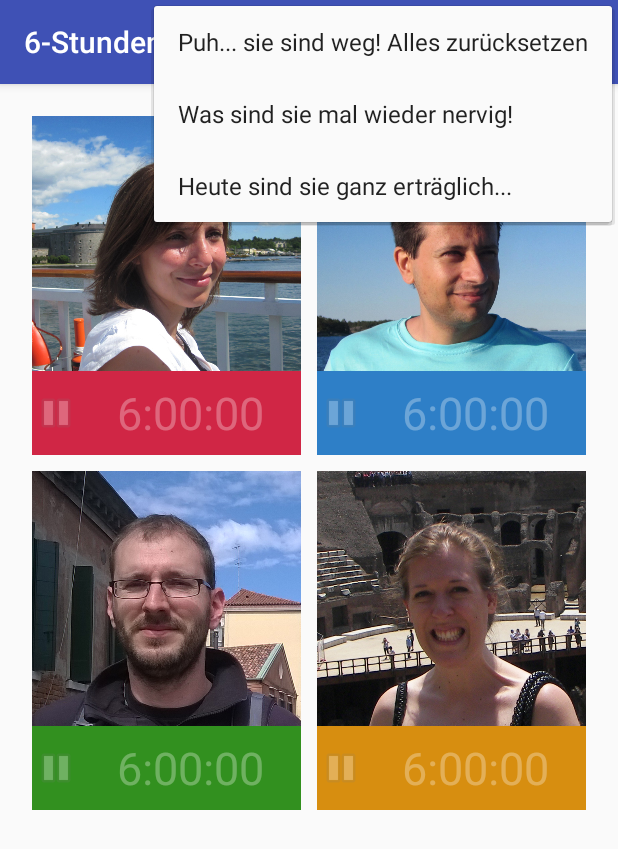
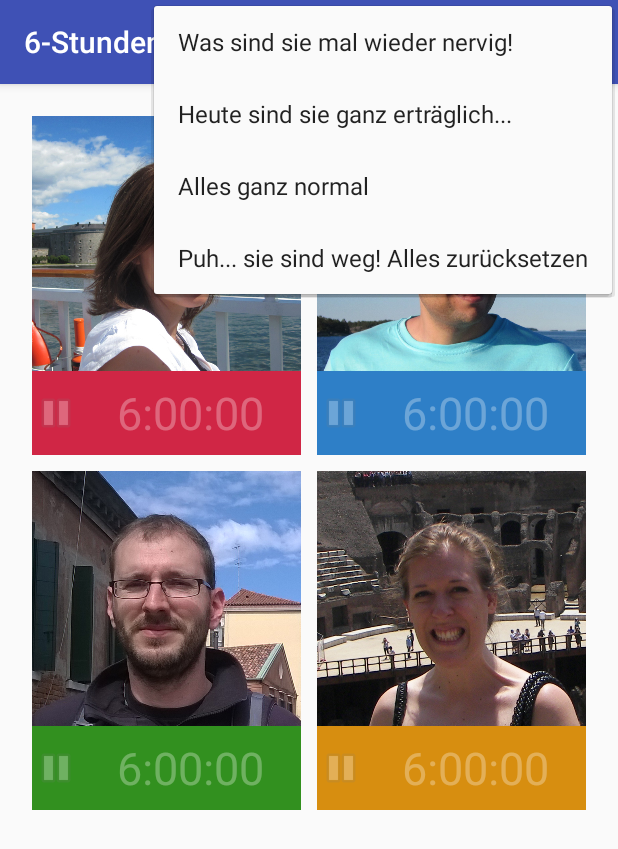
Before and after one commit to KrisKN/6happ, an Android app: the screen it shows after launch (MainActivity), with the options menu open, on a phone screen of 412 x 824 dp. Shown: the top 849 px of the screen. Run offline under Robolectric (Android 15) with nearby library versions, the phone set to English and light mode, and no system bars.

Commit message:
Alarm handling improved. Menu improved. Texts adjusted.

```diff
--- a/app/src/main/res/menu/menu_main.xml
+++ b/app/src/main/res/menu/menu_main.xml
@@ -2,11 +2,6 @@
     xmlns:app="http://schemas.android.com/apk/res-auto"
     xmlns:tools="http://schemas.android.com/tools"
     tools:context="com.mauriundjens.sechsstundenapp.MainActivity">
-    <item
-        android:id="@+id/action_reset_timers"
-        android:orderInCategory="100"
-        android:title="@string/action_reset_timers"
-        app:showAsAction="never" />
     <item
         android:id="@+id/action_accelerate_countdown"
         android:orderInCategory="100"
@@ -17,4 +12,14 @@
         android:orderInCategory="100"
         android:title="@string/action_half_speed"
         app:showAsAction="never" />
+    <item
+        android:id="@+id/action_normal_speed"
+        android:orderInCategory="100"
+        android:title="@string/action_normal_speed"
+        app:showAsAction="never" />
+    <item
+        android:id="@+id/action_reset_timers"
+        android:orderInCategory="100"
+        android:title="@string/action_reset_timers"
+        app:showAsAction="never" />
 </menu>
--- a/app/src/main/res/values/strings.xml
+++ b/app/src/main/res/values/strings.xml
@@ -3,9 +3,19 @@
     <string name="action_reset_timers">Puh... sie sind weg! Alles zurücksetzen</string>
     <string name="action_double_speed">Was sind sie mal wieder nervig!</string>
     <string name="action_half_speed">Heute sind sie ganz erträglich...</string>
-    <string name="gift1">Jens, Julia, Mauri und Orny... da hast dir aber echt anstrengende Freunde rausgesucht. Dass da nicht mehr als 6 Stunden am Stück drin sind, ist uns wirklich mehr als klar. Für deine Geduld mit uns bedanken wir uns deshalb mit einem DVD-Abend plus Rundum-sorgenfrei-Paket. Ob Popcorn, Bier, White Russians... wir werden es dir an nichts fehlen lassen. Es gibt nur ein Übel: die 6-Stunden-Regel wird dabei wieder zuschlagen. Aber hey... es scheint sich ja zu lohnen. Vielleicht solltest du das in Kauf nehmen...</string>
-    <string name="gift2">HERZLICHEN GLÜCKWUNSCH! Du hast es sage und schreibe 6 Stunden mit uns ausgehalten! Diese Leistung will belohnt werden! Wie wäre es mit einem Abenteuer? Spiel, Spaß und Spätzle erwarten dich an unserem Tag in Freiburg. Wir chauffieren dich hin, wir haben Spiel und Spaß im Escape-Room Freiburg, und danach gibt\'s Spätzle oder was auch immer du brauchst, um den Nervenkitzel zu verdauen &#128514; Und als positiver Nebeneffekt: Denk dran, auch bei diesem Ausflug läuft die 6-Stunden-Regel. Wer weiß, vielleicht wirst du ja wieder fürs Durchhalten belohnt?!</string>
-    <string name="gift3">Wow! Das muss wahre Freundschaft sein. Du bist echt hart im Nehmen, hälst es tapfer mit uns aus. Okay, okay, wir sehen uns in der Pflicht, diese heldenhafte Tapferkeit zu belohnen. Viel zu lange ist unser Chill&amp;Grill am See her. Das ändern wir. Wir kümmern uns um alles, damit für dich die Grill-Session von Anfang an auch eine Chill-Session wird. Und auch hier kann es sich natürlich lohnen, denn die 6 Stunden werden laufen... wer weiß, womit das belohnt wird...</string>
-    <string name="gift4">Okay. Hochachtung. Christian, das ist wirklich unglaublich. Wie machst du das nur??? Unermüdlich bleibst du uns Stunde für Stunde ein treuer Begleiter. Aus diesem Grund muss eine weitere Belohnung her: Wie wäre es mit einem Rodeltag im Schnee? Wir sponsern den Schlitten, die Anfahrt, und obendrauf gibt\'s \'ne kostenlose Schneeballschlacht! Wenn das mal nicht jede einzelne mit uns verbrachte Minute richtig lohnenswert erscheinen lässt...</string>
+    <string name="action_normal_speed">Alles ganz normal</string>
+    <string name="gift_title">Gutschein</string>
+    <string name="gift_1">Jens, Julia, Mauri und Orny... da hast dir aber echt anstrengende Freunde rausgesucht. Dass da nicht mehr als 6 Stunden am Stück drin sind, ist uns wirklich mehr als klar. Für deine Geduld mit uns bedanken wir uns deshalb mit einem DVD-Abend plus Rundum-sorgenfrei-Paket. Ob Popcorn, Bier, White Russians... wir werden es dir an nichts fehlen lassen. Es gibt nur ein Übel: die 6-Stunden-Regel wird dabei wieder zuschlagen. Aber hey... es scheint sich ja zu lohnen. Vielleicht solltest du das in Kauf nehmen...</string>
+    <string name="gift_2">HERZLICHEN GLÜCKWUNSCH! Du hast es sage und schreibe 6 Stunden mit uns ausgehalten! Diese Leistung will belohnt werden! Wie wäre es mit einem Abenteuer? Spiel, Spaß und Spätzle erwarten dich an unserem Tag in Freiburg. Wir chauffieren dich hin, wir haben Spiel und Spaß im Escape-Room Freiburg, und danach gibt\'s Spätzle oder was auch immer du brauchst, um den Nervenkitzel zu verdauen &#128514; Und als positiver Nebeneffekt: Denk dran, auch bei diesem Ausflug läuft die 6-Stunden-Regel. Wer weiß, vielleicht wirst du ja wieder fürs Durchhalten belohnt?!</string>
+    <string name="gift_3">Wow! Das muss wahre Freundschaft sein. Du bist echt hart im Nehmen, hälst es tapfer mit uns aus. Okay, okay, wir sehen uns in der Pflicht, diese heldenhafte Tapferkeit zu belohnen. Viel zu lange ist unser Chill&amp;Grill am See her. Das ändern wir. Wir kümmern uns um alles, damit für dich die Grill-Session von Anfang an auch eine Chill-Session wird. Und auch hier kann es sich natürlich lohnen, denn die 6 Stunden werden laufen... wer weiß, womit das belohnt wird...</string>
+    <string name="gift_4">Okay. Hochachtung. Christian, das ist wirklich unglaublich. Wie machst du das nur??? Unermüdlich bleibst du uns Stunde für Stunde ein treuer Begleiter. Aus diesem Grund muss eine weitere Belohnung her: Wie wäre es mit einem Rodeltag im Schnee? Wir sponsern den Schlitten, die Anfahrt, und obendrauf gibt\'s \'ne kostenlose Schneeballschlacht! Wenn das mal nicht jede einzelne mit uns verbrachte Minute richtig lohnenswert erscheinen lässt...</string>
     <string name="cool">COOL</string>
+    <string name="alarm_3h">Halbzeit!</string>
+    <string name="alarm_6h">Jetzt reichts aber mal wieder!</string>
+    <string name="alarm_3h_1">"3 Stunden sind rum. Dafür gibt's 'ne Belohnung!</string>
+    <string name="alarm_6h_1">Tatsächlich 6 Stunden ausgehalten. Es gibt nochmal was...</string>
+    <string name="alarm_3h_2">Halbzeit! Noch 3 weitere Stunden...</string>
+    <string name="alarm_6h_2">Und wieder 6 Stunden. Das ist ein Geschenk wert...</string>
+    <string name="alarm_3h_3">3 Stunden sind erst die halbe Miete...</string>
+    <string name="alarm_6h_3">Nochmal 6 Stunden rum. Ob es nochmal was gibt?</string>
 </resources>
```
Also changed, not shown: app/src/main/java/com/mauriundjens/sechsstundenapp/MainActivity.java (+26 -29 lines).
